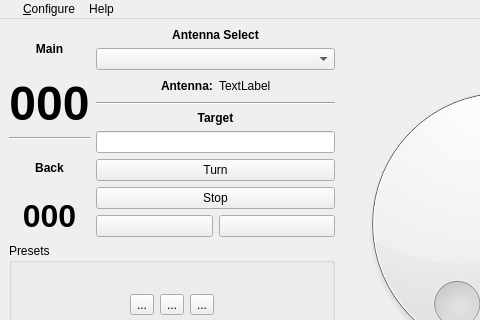
Above: mqt/MqtRotator/rotatormainwindow.ui from Rsclub22/Minos2-Mirror before the change; both pictures show x 0 to 480 and y 0 to 320 of the 675 by 479 pixel window. Below: the same form after it.
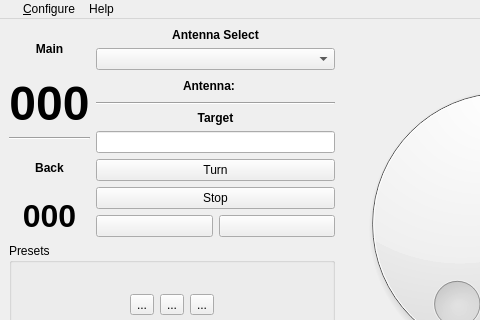
That is the form after the change. Custom widgets are drawn as their Qt base class.

What changed in the file:
```diff
--- a/mqt/MqtRotator/rotatormainwindow.ui
+++ b/mqt/MqtRotator/rotatormainwindow.ui
@@ -153,7 +153,7 @@
               <item>
                <widget class="QLabel" name="antNameDisp">
                 <property name="text">
-                 <string>TextLabel</string>
+                 <string/>
                 </property>
                </widget>
               </item>
```
